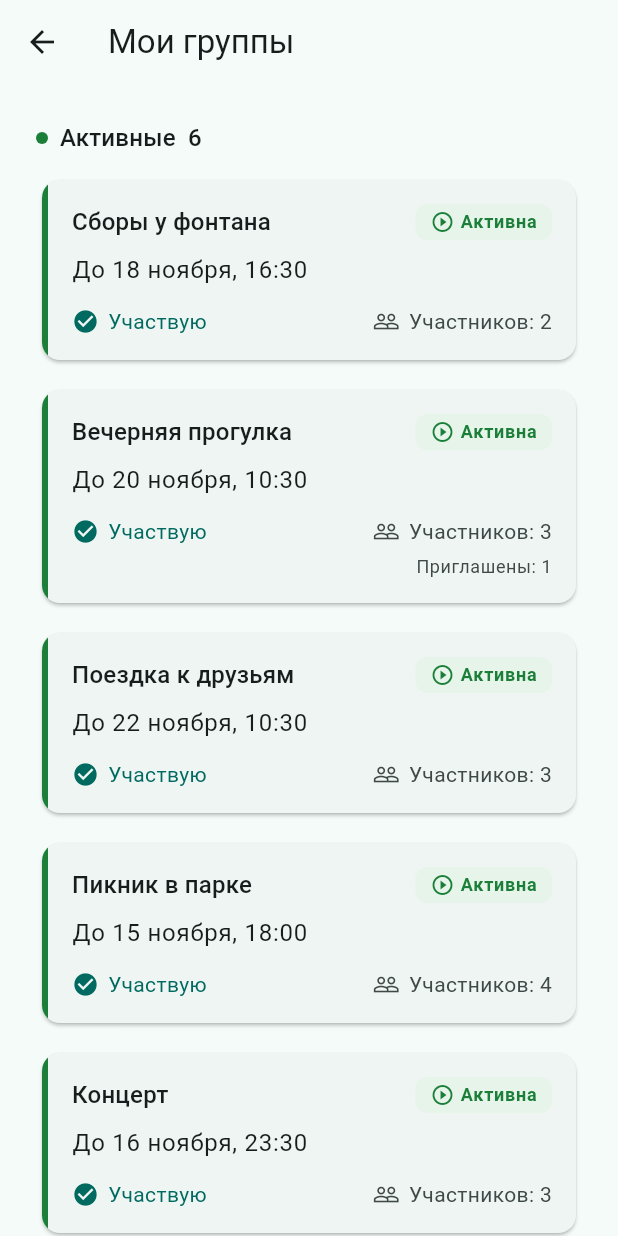
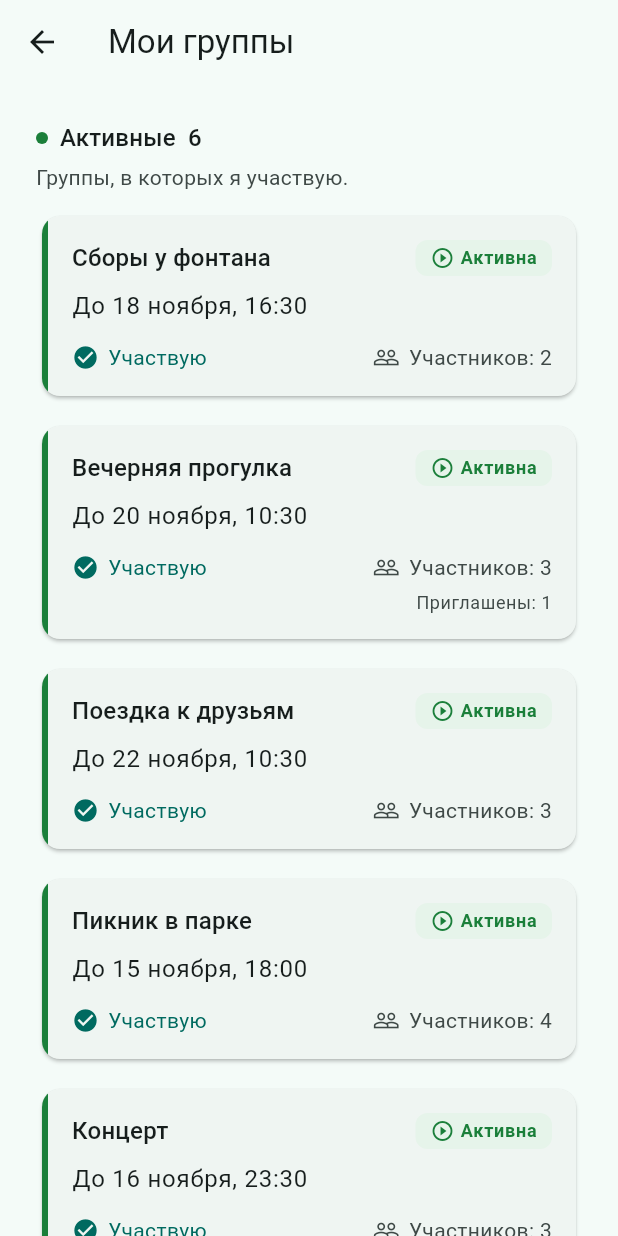
Before and after one commit to avodolazov2026-bit/pr1, a Flutter app: the MyGroupsScreen screen opened directly, on a phone screen of 412 x 824 dp. Run offline on Flutter 3.47's test engine with Material 3 defaults, Android fonts, the phone set to English and light mode, and no system bars; our stand-ins replace app_links, qr_flutter, share_plus, shared_preferences; accounts and stored records are empty.

Commit message:
feat: уточнить подписи списков групп

```diff
--- a/lib/my_groups_screen.dart
+++ b/lib/my_groups_screen.dart
@@ -111,11 +111,27 @@ class _MyGroupsScreenState extends State<MyGroupsScreen>
       ..sort(compareUpcomingGroups);
     final finished = membership.where((group) => group.isFinished).toList()
       ..sort(compareFinishedGroups);
-    final sections = <({String title, List<GeoGroup> groups, Color color})>[
-      (title: 'Активные', groups: active, color: activeGroupAccent),
-      (title: 'Будущие', groups: upcoming, color: upcomingGroupAccent),
-      (title: 'Завершённые', groups: finished, color: finishedGroupAccent),
-    ].where((section) => section.groups.isNotEmpty).toList();
+    final sections =
+        <({String title, String? note, List<GeoGroup> groups, Color color})>[
+          (
+            title: 'Активные',
+            note: 'Группы, в которых я участвую.',
+            groups: active,
+            color: activeGroupAccent,
+          ),
+          (
+            title: 'Будущие',
+            note: null,
+            groups: upcoming,
+            color: upcomingGroupAccent,
+          ),
+          (
+            title: 'Завершённые',
+            note: null,
+            groups: finished,
+            color: finishedGroupAccent,
+          ),
+        ].where((section) => section.groups.isNotEmpty).toList();
 
     return Scaffold(
       appBar: AppBar(title: const Text('Мои группы')),
@@ -129,6 +145,15 @@ class _MyGroupsScreenState extends State<MyGroupsScreen>
                 count: section.groups.length,
                 color: section.color,
               ),
+              if (section.note != null) ...[
+                const SizedBox(height: 4),
+                Text(
+                  section.note!,
+                  style: Theme.of(context).textTheme.bodyMedium?.copyWith(
+                    color: Theme.of(context).colorScheme.onSurfaceVariant,
+                  ),
+                ),
+              ],
               const SizedBox(height: 12),
               for (final group in section.groups) ...[
                 GroupCard(group: group, onTap: () => _openGroup(group)),
```
Also changed, not shown: lib/created_groups_screen.dart (+12 -4 lines), 2 other files.
